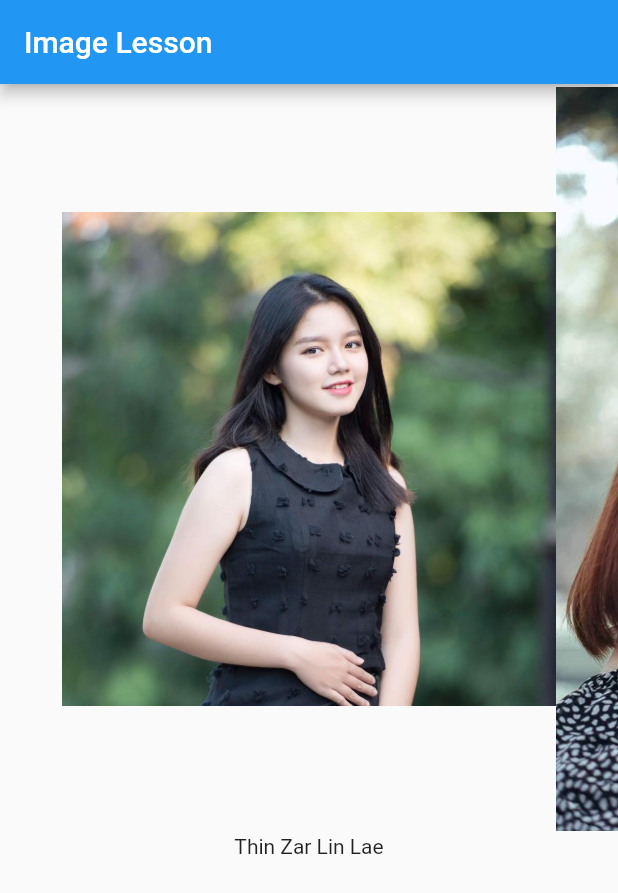
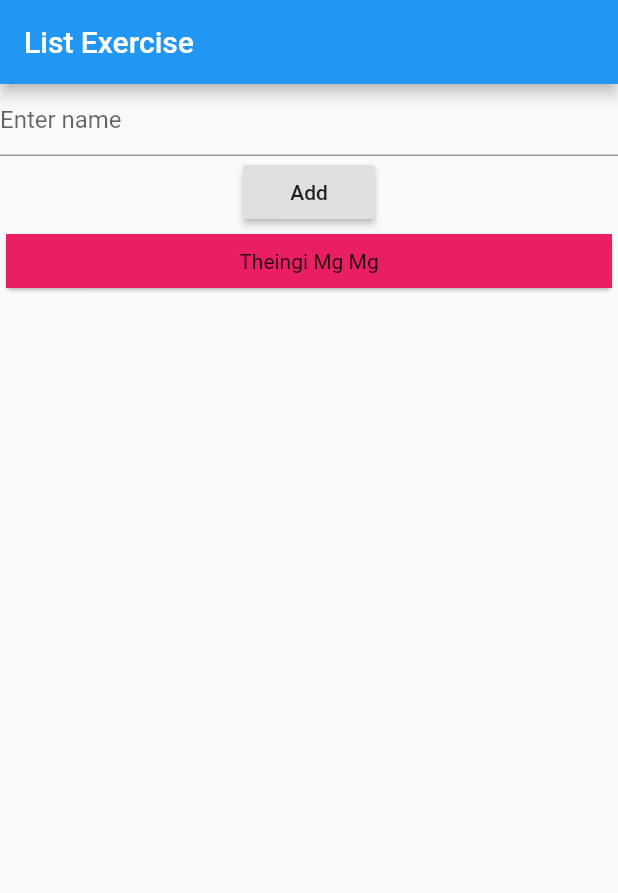
Before and after one commit to MyoSetPaing/MyGirls, a Flutter app: the screen it shows after launch, on a phone screen of 412 x 824 dp. Shown: the top 893 px of the screen. Run offline on Flutter 3.47's test engine with Material 2 defaults, Android fonts, the phone set to English and light mode, and no system bars.

Commit message:
list view exercise

```diff
--- a/lib/main.dart
+++ b/lib/main.dart
@@ -6,50 +6,57 @@ void main() {
   ));
 }
 
-class MyApp extends StatelessWidget {
-  List<String> imgList = [
-    "img/linlae.jpg",
-    "img/phonethiri.jpg",
-    "img/sansan.png",
-    "img/theingi.jpg",
-    "img/thinzar.jpg"
-  ];
+class MyApp extends StatefulWidget {
+  @override
+  _MyAppState createState() => _MyAppState();
+}
 
-  List<Girls> girls = [
-    Girls("Thin Zar Lin Lae", "img/linlae.jpg"),
-    Girls("Phone Thiri Kyaw", "img/phonethiri.jpg"),
-    Girls("San San", "img/sansan.png"),
-    Girls("Theingi Mg Mg", "img/theingi.jpg"),
-    Girls("Thin Zar", "img/thinzar.jpg")
-  ];
+class _MyAppState extends State<MyApp> {
+  List<String> names = ["Theingi Mg Mg"];
 
-  var pageController = PageController(viewportFraction: 0.8);
+  var nameController = TextEditingController();
 
   @override
   Widget build(BuildContext context) {
     return Scaffold(
-        appBar: AppBar(
-          title: Text("Image Lesson"),
-        ),
-        body: PageView.builder(
-          itemBuilder: (BuildContext context, int index) {
-            return Column(
-              children: <Widget>[
-                Image.asset(girls[index].img,height: 500,),
-                Text(girls[index].name)
-              ],
-            );
-          },
-          itemCount: girls.length,
-          scrollDirection: Axis.horizontal,
-          controller: pageController,
-        ));
+      appBar: AppBar(
+        title: Text("List Exercise"),
+      ),
+      body: Column(
+        children: <Widget>[
+          TextField(
+            controller: nameController,
+            decoration: InputDecoration(hintText: "Enter name"),
+          ),
+          RaisedButton(
+            onPressed: () {
+              String name = nameController.text;
+
+              setState(() {
+                names.add(name);
+              });
+            },
+            child: Text("Add"),
+          ),
+          Expanded(
+            child: ListView.builder(
+              itemBuilder: (BuildContext context, int index) {
+                return Card(
+                  child: Container(
+                    child: Text(
+                      names[index],
+                      textAlign: TextAlign.center,
+                    ),
+                    padding: EdgeInsets.all(10.0),
+                    color: Colors.pink,
+                  ),
+                );
+              },
+              itemCount: names.length,
+            ),
+          )
+        ],
+      ),
+    );
   }
 }
-
-class Girls {
-  String name;
-  String img;
-
-  Girls(this.name, this.img);
-}
```
